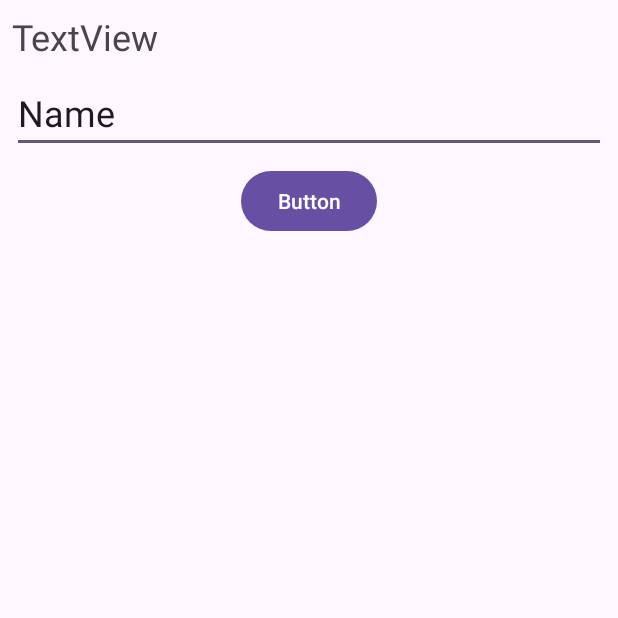
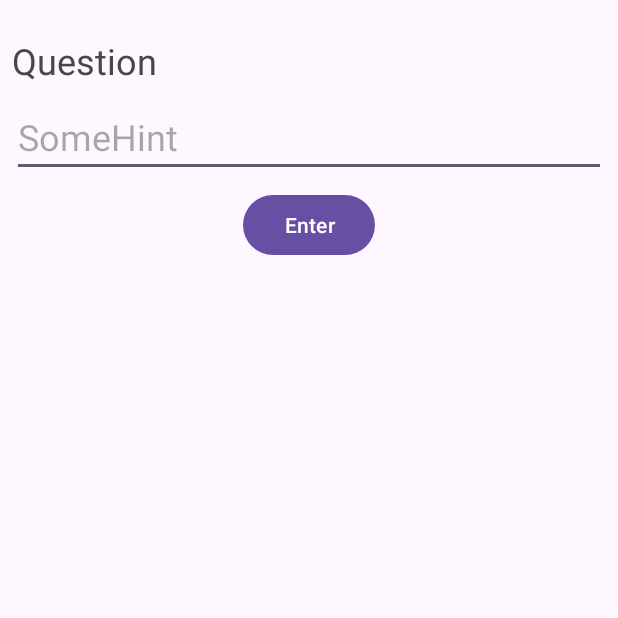
Before and after one commit to angela-yung/MyApp, an Android app: the screen it shows after launch (MainActivity), on a phone screen of 412 x 824 dp, the top half of it. Run offline under Robolectric (Android 15) with nearby library versions, the phone set to English and light mode, and no system bars.

```diff
--- a/app/src/main/res/layout/activity_main.xml
+++ b/app/src/main/res/layout/activity_main.xml
@@ -12,11 +12,12 @@
         android:layout_width="0dp"
         android:layout_height="wrap_content"
         android:layout_marginStart="8dp"
-        android:layout_marginTop="8dp"
+        android:layout_marginTop="24dp"
         android:layout_marginEnd="8dp"
-        android:text="TextView"
+        android:text="@string/Question"
         android:textSize="24sp"
         app:layout_constraintEnd_toEndOf="parent"
+        app:layout_constraintHorizontal_bias="0.129"
         app:layout_constraintStart_toStartOf="parent"
         app:layout_constraintTop_toTopOf="parent" />
 
@@ -27,24 +28,37 @@
         android:layout_marginStart="8dp"
         android:layout_marginTop="8dp"
         android:layout_marginEnd="8dp"
+        android:autofillHints="answer"
         android:ems="10"
+        android:hint="@string/Hint"
         android:inputType="text"
         android:minHeight="48dp"
-        android:text="Name"
+        android:singleLine="false"
         android:textSize="24sp"
         app:layout_constraintEnd_toEndOf="parent"
         app:layout_constraintHorizontal_bias="1.0"
         app:layout_constraintStart_toStartOf="parent"
-        app:layout_constraintTop_toBottomOf="@+id/tv_question" />
+        app:layout_constraintTop_toBottomOf="@+id/tv_question"
+        tools:text="@string/Answer" />
 
     <Button
-        android:id="@+id/button"
+        android:id="@+id/btn_enter"
         android:layout_width="wrap_content"
         android:layout_height="wrap_content"
         android:layout_marginTop="8dp"
-        android:text="Button"
+        android:text="@string/Enter"
         app:layout_constraintEnd_toEndOf="parent"
         app:layout_constraintStart_toStartOf="parent"
         app:layout_constraintTop_toBottomOf="@+id/et_answer" />
 
+    <androidx.recyclerview.widget.RecyclerView
+        android:id="@+id/rv_answerHistory"
+        android:layout_width="409dp"
+        android:layout_height="555dp"
+        android:layout_marginTop="2dp"
+        app:layout_constraintBottom_toBottomOf="parent"
+        app:layout_constraintEnd_toEndOf="parent"
+        app:layout_constraintStart_toStartOf="parent"
+        app:layout_constraintTop_toBottomOf="@+id/btn_enter" />
+
 </androidx.constraintlayout.widget.ConstraintLayout>
--- a/app/src/main/res/values/strings.xml
+++ b/app/src/main/res/values/strings.xml
@@ -1,3 +1,7 @@
 <resources>
     <string name="app_name">MyApp</string>
+    <string name="Enter">Enter</string>
+    <string name="Answer">Answer</string>
+    <string name="Question">Question</string>
+    <string name="Hint">SomeHint</string>
 </resources>
```
